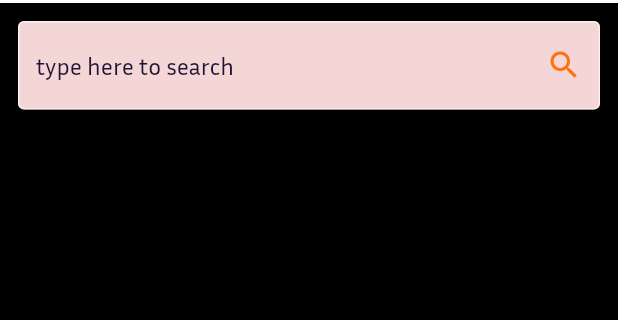
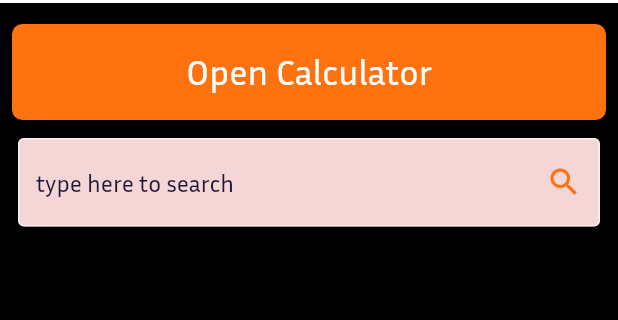
Before and after one commit to userabhibhullar/formulistic, a Flutter app: the screen it shows after launch, on a phone screen of 412 x 824 dp, the part 81-401 px from its top. Run offline on Flutter 3.47's test engine with Material 2 defaults, Android fonts, the phone set to English and light mode, and no system bars; our stand-ins replace cloud_firestore, firebase_core, firebase_storage, math_expressions; accounts and stored records are empty; generated files the repository leaves out were written again.

Commit message:
added calculator and update ui

```diff
--- /dev/null
+++ b/lib/components/app_bar_widget.dart
@@ -0,0 +1,28 @@
+import 'package:flutter/material.dart';
+import 'package:formulistic/utils/color.dart';
+
+class AppBarWidget extends StatelessWidget implements PreferredSizeWidget {
+  final String text;
+  final AppBar appbar;
+  const AppBarWidget({Key? key, required this.appbar, required this.text})
+      : super(key: key);
+
+  @override
+  Widget build(BuildContext context) {
+    return AppBar(
+      foregroundColor: AppColor.primary,
+      title: Text(
+        text,
+        style: const TextStyle(fontSize: 24, fontWeight: FontWeight.w700),
+      ),
+      centerTitle: true,
+      shape: Border(
+        bottom: BorderSide(color: AppColor.primary, width: 2),
+      ),
+      elevation: 0,
+    );
+  }
+
+  @override
+  Size get preferredSize => Size.fromHeight(appbar.preferredSize.height);
+}
--- a/lib/components/topic_card.dart
+++ b/lib/components/topic_card.dart
@@ -19,6 +19,7 @@ class TopicWidget extends StatelessWidget {
         decoration: BoxDecoration(
             color: AppColor.secondary, borderRadius: BorderRadius.circular(7)),
         child: Center(
+          child: Center(
             child: Text(
               documentId.toUpperCase(),
               style: TextStyle(
@@ -28,6 +29,7 @@ class TopicWidget extends StatelessWidget {
             ),
           ),
         ),
+      ),
     );
   }
 }
--- /dev/null
+++ b/lib/controller/topics_controller.dart
@@ -0,0 +1,16 @@
+import 'package:cloud_firestore/cloud_firestore.dart';
+import 'package:formulistic/models/topics_model.dart';
+
+class TopicController {
+  CollectionReference topics = FirebaseFirestore.instance.collection('topics');
+
+  Future<List<TopicsModel>> getTopics() async {
+    List<TopicsModel> topic = [];
+    await topics.get().then((snapshot) {
+      for (var documents in snapshot.docs) {
+        topic.add(TopicsModel(documents.reference.id));
+      }
+    });
+    return topic;
+  }
+}
--- /dev/null
+++ b/lib/models/topics_model.dart
@@ -0,0 +1,4 @@
+class TopicsModel {
+  String? documentId;
+  TopicsModel(this.documentId);
+}
--- a/lib/screens/home.dart
+++ b/lib/screens/home.dart
@@ -1,7 +1,10 @@
 import 'package:flutter/material.dart';
+import 'package:formulistic/components/app_bar_widget.dart';
 import 'package:formulistic/components/searchbar.dart';
 import 'package:formulistic/components/topic_card.dart';
-import 'package:cloud_firestore/cloud_firestore.dart';
+import 'package:formulistic/controller/topics_controller.dart';
+import 'package:formulistic/models/topics_model.dart';
+import 'package:formulistic/screens/calculator.dart';
 import 'package:formulistic/utils/color.dart';
 
 class Home extends StatefulWidget {
@@ -12,20 +15,16 @@ class Home extends StatefulWidget {
 }
 
 class _HomeState extends State<Home> {
-  static List<String> topics = [];
-  List<String> displayTopics = [];
+  static List<TopicsModel> topics = [];
+  List<TopicsModel> displayTopics = [];
   bool hasFetch = false;
 
   Future fetchTopics() async {
     if (!hasFetch) {
-      await FirebaseFirestore.instance.collection('topics').get().then(
-            (snapshot) => snapshot.docs.forEach(
-              (documents) {
-                topics.add(documents.reference.id);
+      await TopicController().getTopics().then((value) {
+        topics = value;
         displayTopics = topics;
-              },
-            ),
-          );
+      });
     }
     hasFetch = true;
   }
@@ -33,34 +32,45 @@ class _HomeState extends State<Home> {
   void filterFeed(String value) {
     setState(() {
       displayTopics = topics
-          .where((topic) => topic.toLowerCase().contains(value.toLowerCase()))
+          .where((topic) =>
+              topic.documentId!.toLowerCase().contains(value.toLowerCase()))
           .toList();
     });
-  }
-
-  @override
-  void initState() {
-    super.initState();
   }
 
   @override
   Widget build(BuildContext context) {
     return Scaffold(
       backgroundColor: AppColor.background,
-      appBar: AppBar(
-        foregroundColor: AppColor.primary,
-        title: const Text(
-          "FORMULISTIC",
-          style: TextStyle(fontSize: 24, fontWeight: FontWeight.w700),
-        ),
-        centerTitle: true,
-        shape: Border(
-          bottom: BorderSide(color: AppColor.primary, width: 2),
-        ),
-        elevation: 0,
-      ),
+      appBar: AppBarWidget(appbar: AppBar(), text: 'FORMULISTIC'),
       body: Column(
         children: [
+          // Open Calculator Button
+          GestureDetector(
+            onTap: () => Navigator.push(
+              context,
+              MaterialPageRoute(
+                builder: (context) => const Calculator(),
+              ),
+            ),
+            child: Padding(
+              padding: const EdgeInsets.only(left: 8.0, right: 8.0, top: 14.0),
+              child: Container(
+                height: 64,
+                decoration: BoxDecoration(
+                  color: AppColor.secondary,
+                  borderRadius: BorderRadius.circular(7.0),
+                ),
+                child: Center(
+                  child: Text("Open Calculator",
+                      style: TextStyle(
+                        fontSize: 24,
+                        color: AppColor.primary,
+                      )),
+                ),
+              ),
+            ),
+          ),
           // Search bar
           AppSearch(
             searchText: 'type here to search',
@@ -68,10 +78,25 @@ class _HomeState extends State<Home> {
           ),
           // Space
           const SizedBox(height: 12),
-          Expanded(
+          _buildTopicsWidget()
+        ],
+      ),
+    );
+  }
+
+  // build topic Widget
+  Widget _buildTopicsWidget() {
+    return Expanded(
       child: SizedBox(
         width: 360,
-              child: FutureBuilder(
+        child: _buildTopicsGrid(),
+      ),
+    );
+  }
+
+  // build topic
+  Widget _buildTopicsGrid() {
+    return FutureBuilder(
       future: fetchTopics(),
       builder: (context, snapshot) => GridView.builder(
         scrollDirection: Axis.vertical,
@@ -83,14 +108,9 @@ class _HomeState extends State<Home> {
         itemCount: displayTopics.length,
         itemBuilder: (context, index) {
           return TopicWidget(
-                      documentId: displayTopics[index],
+            documentId: displayTopics[index].documentId!,
           );
         },
-                ),
-              ),
-            ),
-          ),
-        ],
       ),
     );
   }
--- a/pubspec.yaml
+++ b/pubspec.yaml
@@ -12,6 +12,7 @@ dependencies:
   firebase_storage: ^11.4.0
   flutter:
     sdk: flutter
+  math_expressions: ^2.4.0
   url_launcher: ^6.1.14
 
 dev_dependencies:
```
Also changed, not shown: lib/components/calculator_buttons.dart (added, +38 -0 lines), lib/components/calculator_display.dart (added, +66 -0 lines), lib/components/keyboard.dart (added, +24 -0 lines), lib/components/keyboard_row.dart (added, +45 -0 lines), lib/screens/calculator.dart (added, +84 -0 lines), lib/screens/content.dart (+3 -12 lines), lib/utils/constants.dart (added, +41 -0 lines), pubspec.lock. Lines whose indentation alone changed are shown as unchanged.
